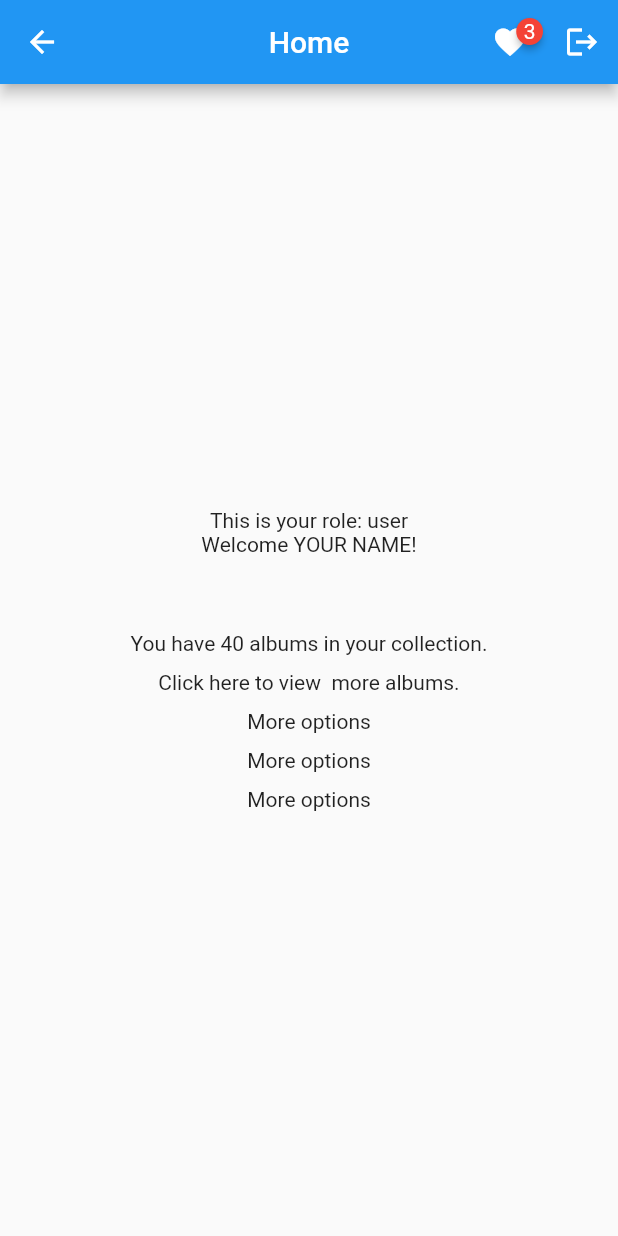
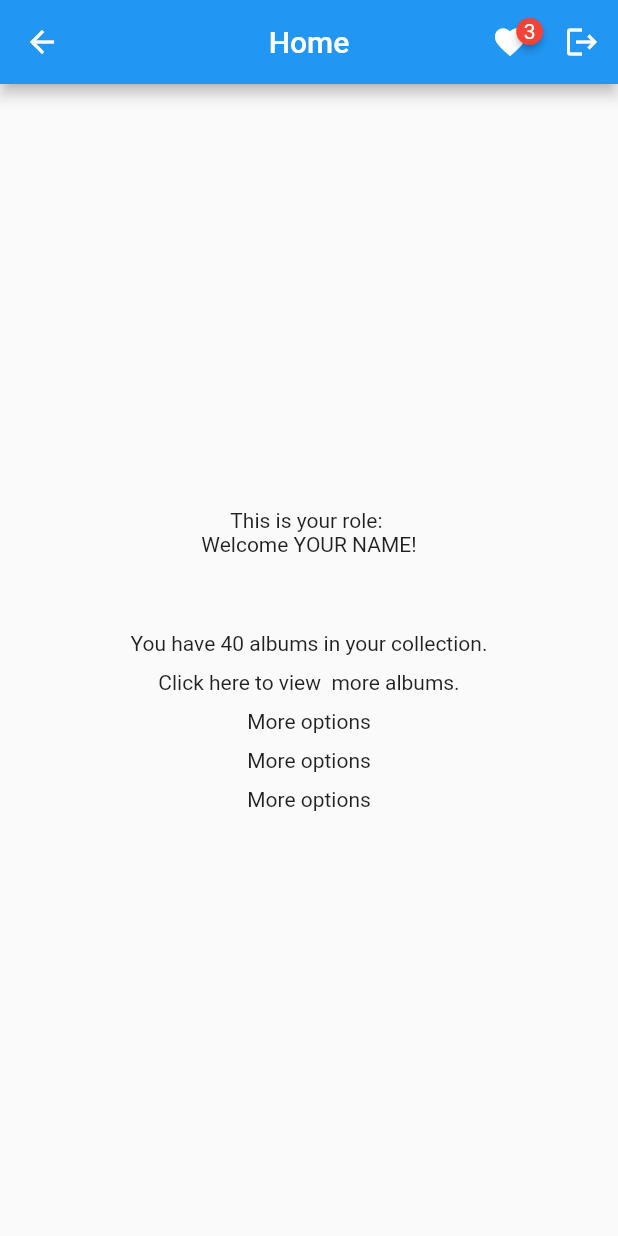
Before and after one commit to david1707/my_music, a Flutter app: the MainScreen screen opened by its route, on a phone screen of 412 x 824 dp. Run offline on Flutter 3.47's test engine with Material 2 defaults, Android fonts, the phone set to English and light mode, and no system bars; drawn by our look-alikes of badges; our stand-ins replace avatar_glow, cloud_firestore, firebase_auth, firebase_core; missing offline and left inert: cloud_firestore_web, firebase_auth_web, firebase_core_web; accounts and stored records are empty; network calls fail.

Commit message:
[WIP] Added Provider to the MainScreen but it returns an empty string as 'role' attribute. Looking for an answer, commiting this as a save point

```diff
--- a/lib/generated_plugin_registrant.dart
+++ b/lib/generated_plugin_registrant.dart
@@ -7,7 +7,6 @@
 import 'package:cloud_firestore_web/cloud_firestore_web.dart';
 import 'package:firebase_auth_web/firebase_auth_web.dart';
 import 'package:firebase_core_web/firebase_core_web.dart';
-import 'package:shared_preferences_web/shared_preferences_web.dart';
 
 import 'package:flutter_web_plugins/flutter_web_plugins.dart';
 
@@ -16,6 +15,5 @@ void registerPlugins(Registrar registrar) {
   FirebaseFirestoreWeb.registerWith(registrar);
   FirebaseAuthWeb.registerWith(registrar);
   FirebaseCoreWeb.registerWith(registrar);
-  SharedPreferencesPlugin.registerWith(registrar);
   registrar.registerMessageHandler();
 }
--- a/lib/main.dart
+++ b/lib/main.dart
@@ -4,7 +4,7 @@ import 'package:provider/provider.dart';
 import 'package:firebase_auth/firebase_auth.dart';
 import 'package:firebase_core/firebase_core.dart';
 
-import './provider/user.dart';
+import 'provider/user_provider.dart';
 import './screens/album_create.dart';
 import './screens/album_edit.dart';
 import './screens/album_list.dart';
--- a/lib/provider/user.dart
+++ /dev/null
@@ -1,13 +0,0 @@
-import 'package:flutter/cupertino.dart';
-class UserProvider extends ChangeNotifier {
-  String _role = 'user';
-
-  void changeRole(String role) {
-    _role = role;
-    notifyListeners();
-  }
-
-  get getRole {
-    return _role;
-  }
-}
--- /dev/null
+++ b/lib/provider/user_provider.dart
@@ -0,0 +1,17 @@
+import 'package:flutter/cupertino.dart';
+
+class UserProvider with ChangeNotifier {
+  String _role = '';
+
+
+  void changeRole(String newRole) {
+    _role = newRole;
+    print('CHANGEROLE: $_role');
+    notifyListeners();
+  }
+
+  String get getRole {
+    print('GETROLE: $_role');
+    return _role;
+  }
+}
--- a/lib/screens/login_screen.dart
+++ b/lib/screens/login_screen.dart
@@ -17,7 +17,7 @@ class LoginScreen extends StatelessWidget {
         email: _emailController.text,
         password: _passwordController.text,
         context: context);
-    user.login();
+    user.login(context);
   }
 
   @override
--- a/lib/screens/main_screen.dart
+++ b/lib/screens/main_screen.dart
@@ -3,7 +3,7 @@ import 'package:flutter/material.dart';
 import 'package:firebase_auth/firebase_auth.dart';
 
 import 'package:badges/badges.dart';
-import 'package:my_music/provider/user.dart';
+import 'package:my_music/provider/user_provider.dart';
 import 'package:my_music/screens/login_screen.dart';
 import 'package:provider/provider.dart';
 
@@ -20,6 +20,9 @@ class _MainScreenState extends State<MainScreen> {
 
   @override
   Widget build(BuildContext context) {
+    final String role = Provider.of<UserProvider>(context).getRole;
+    print('BUILD: $role');
+
     return Scaffold(
       appBar: AppBar(
         title: Text('Home'),
@@ -45,6 +48,7 @@ class _MainScreenState extends State<MainScreen> {
           IconButton(
             onPressed: () async {
               await FirebaseAuth.instance.signOut();
+              Provider.of<UserProvider>(context).changeRole('Empty');
               Navigator.of(context).pushNamed(LoginScreen.routeName);
             },
             icon: Icon(Icons.logout),
@@ -55,11 +59,7 @@ class _MainScreenState extends State<MainScreen> {
         child: Column(
           mainAxisAlignment: MainAxisAlignment.center,
           children: <Widget>[
-            Consumer<UserProvider>(
-              builder: (context, user, child) {
-                return Text('This is your role: ${user.getRole}');
-              },
-            ),
+            Text('This is your role: $role'),
             Text('Welcome YOUR NAME!'),
             SizedBox(
               height: 50,
--- a/pubspec.yaml
+++ b/pubspec.yaml
@@ -29,7 +29,6 @@ dependencies:
   cupertino_icons: ^1.0.2
   avatar_glow: ^2.0.1
   badges: ^2.0.1
-  shared_preferences: ^2.0.6
   firebase_auth: ^1.4.1
   firebase_core: ^1.3.0
   cloud_firestore: ^2.2.2
```
Also changed, not shown: lib/models/user_auth.dart (+5 -9 lines), 2 other files.
